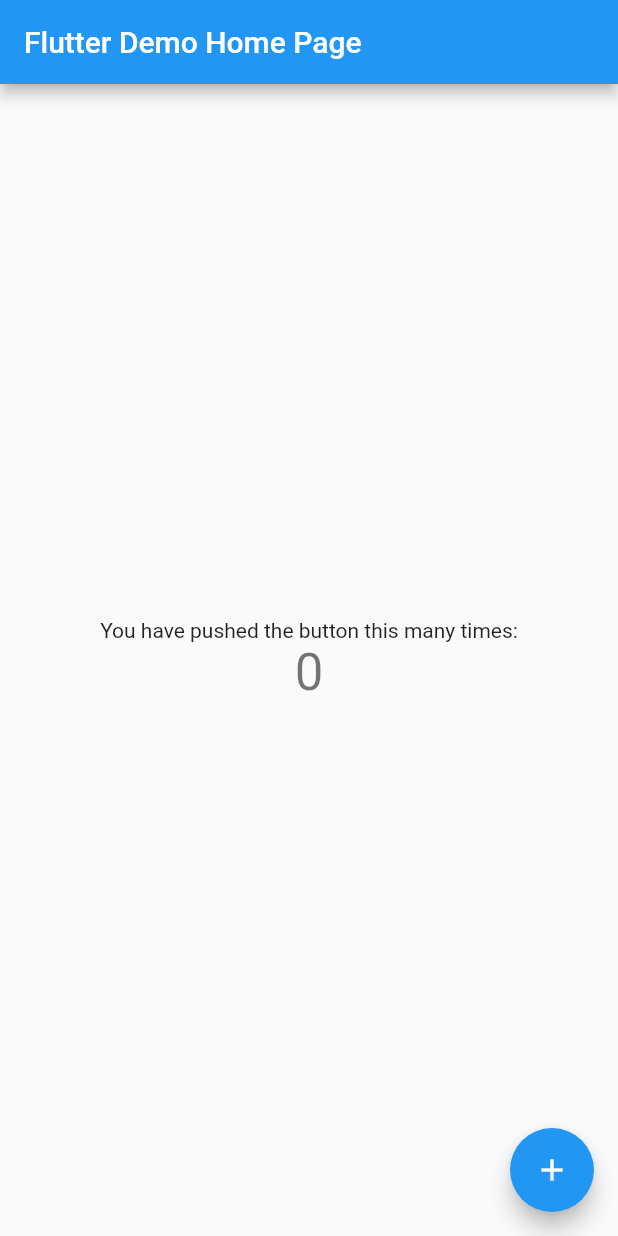
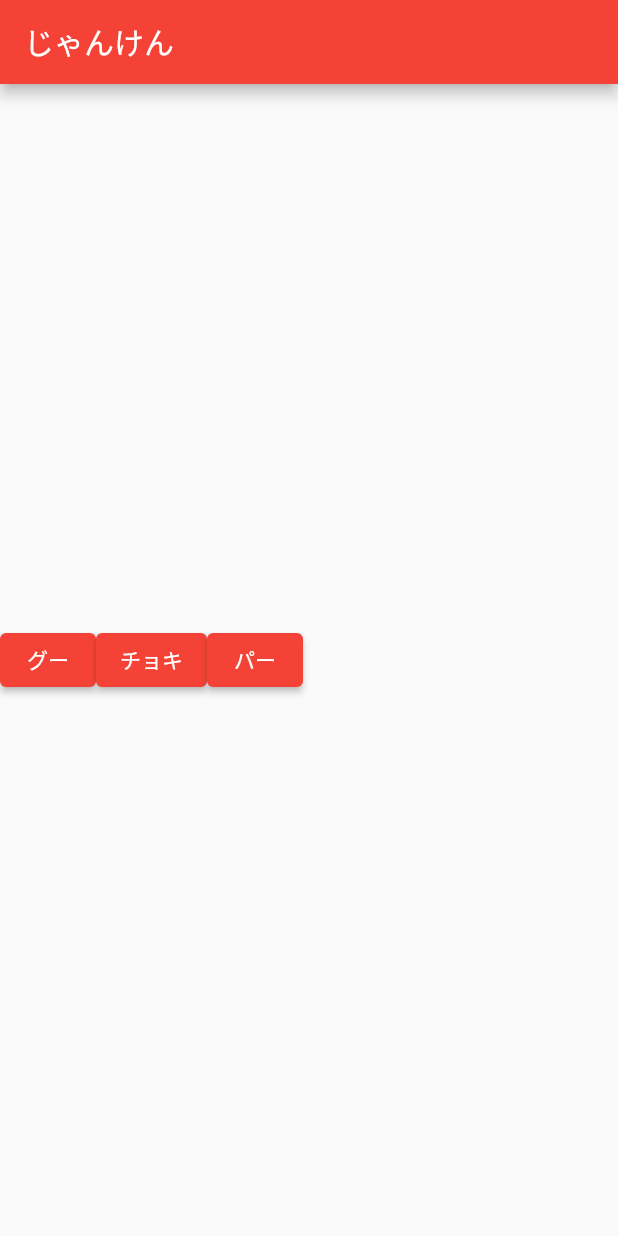
Before and after one commit to kuso-megane/flutter_janken, a Flutter app: the screen it shows after launch, on a phone screen of 412 x 824 dp. Run offline on Flutter 3.47's test engine with Material 2 defaults, Android fonts, the phone set to English and light mode, and no system bars.

Commit message:
first commit, グーチョキパーの表示まで

```diff
--- a/lib/main.dart
+++ b/lib/main.dart
@@ -11,7 +11,7 @@ class MyApp extends StatelessWidget {
   @override
   Widget build(BuildContext context) {
     return MaterialApp(
-      title: 'Flutter Demo',
+      title: 'Janken page',
       theme: ThemeData(
         // This is the theme of your application.
         //
@@ -22,94 +22,46 @@ class MyApp extends StatelessWidget {
         // or simply save your changes to "hot reload" in a Flutter IDE).
         // Notice that the counter didn't reset back to zero; the application
         // is not restarted.
-        primarySwatch: Colors.blue,
+        primarySwatch: Colors.red,
       ),
-      home: const MyHomePage(title: 'Flutter Demo Home Page'),
-    );
+      home: const JankenPage());
   }
 }
 
-class MyHomePage extends StatefulWidget {
-  const MyHomePage({Key? key, required this.title}) : super(key: key);
 
-  // This widget is the home page of your application. It is stateful, meaning
-  // that it has a State object (defined below) that contains fields that affect
-  // how it looks.
 
-  // This class is the configuration for the state. It holds the values (in this
-  // case the title) provided by the parent (in this case the App widget) and
-  // used by the build method of the State. Fields in a Widget subclass are
-  // always marked "final".
-
-  final String title;
+class JankenPage extends StatefulWidget {
+  const JankenPage({Key? key}) : super(key: key);
 
   @override
-  State<MyHomePage> createState() => _MyHomePageState();
+  State<JankenPage> createState() => _JankenPageState();
 }
 
-class _MyHomePageState extends State<MyHomePage> {
-  int _counter = 0;
-
-  void _incrementCounter() {
-    setState(() {
-      // This call to setState tells the Flutter framework that something has
-      // changed in this State, which causes it to rerun the build method below
-      // so that the display can reflect the updated values. If we changed
-      // _counter without calling setState(), then the build method would not be
-      // called again, and so nothing would appear to happen.
-      _counter++;
-    });
-  }
-
+class _JankenPageState extends State<JankenPage> {
   @override
   Widget build(BuildContext context) {
-    // This method is rerun every time setState is called, for instance as done
-    // by the _incrementCounter method above.
-    //
-    // The Flutter framework has been optimized to make rerunning build methods
-    // fast, so that you can just rebuild anything that needs updating rather
-    // than having to individually change instances of widgets.
       return Scaffold(
         appBar: AppBar(
-        // Here we take the value from the MyHomePage object that was created by
-        // the App.build method, and use it to set our appbar title.
-        title: Text(widget.title),
+          title: Text('じゃんけん'),
         ),
-      body: Center(
-        // Center is a layout widget. It takes a single child and positions it
-        // in the middle of the parent.
-        child: Column(
-          // Column is also a layout widget. It takes a list of children and
-          // arranges them vertically. By default, it sizes itself to fit its
-          // children horizontally, and tries to be as tall as its parent.
-          //
-          // Invoke "debug painting" (press "p" in the console, choose the
-          // "Toggle Debug Paint" action from the Flutter Inspector in Android
-          // Studio, or the "Toggle Debug Paint" command in Visual Studio Code)
-          // to see the wireframe for each widget.
-          //
-          // Column has various properties to control how it sizes itself and
-          // how it positions its children. Here we use mainAxisAlignment to
-          // center the children vertically; the main axis here is the vertical
-          // axis because Columns are vertical (the cross axis would be
-          // horizontal).
-          mainAxisAlignment: MainAxisAlignment.center,
-          children: <Widget>[
-            const Text(
-              'You have pushed the button this many times:',
+        body:  Center(
+          child: Row(
+              children: [
+                ElevatedButton(
+                  onPressed: (){},
+                  child: Text('グー'),
                 ),
-            Text(
-              '$_counter',
-              style: Theme.of(context).textTheme.headline4,
+                ElevatedButton(
+                  onPressed: (){},
+                  child: Text('チョキ'),
+                ),
+                ElevatedButton(
+                  onPressed: (){},
+                  child: Text('パー'),
                 ),
               ],
             ),
         ),
-      floatingActionButton: FloatingActionButton(
-        onPressed: _incrementCounter,
-        tooltip: 'Increment',
-        child: const Icon(Icons.add),
-      ), // This trailing comma makes auto-formatting nicer for build methods.
       );
   }
 }
```
Lines whose indentation alone changed are shown as unchanged.
